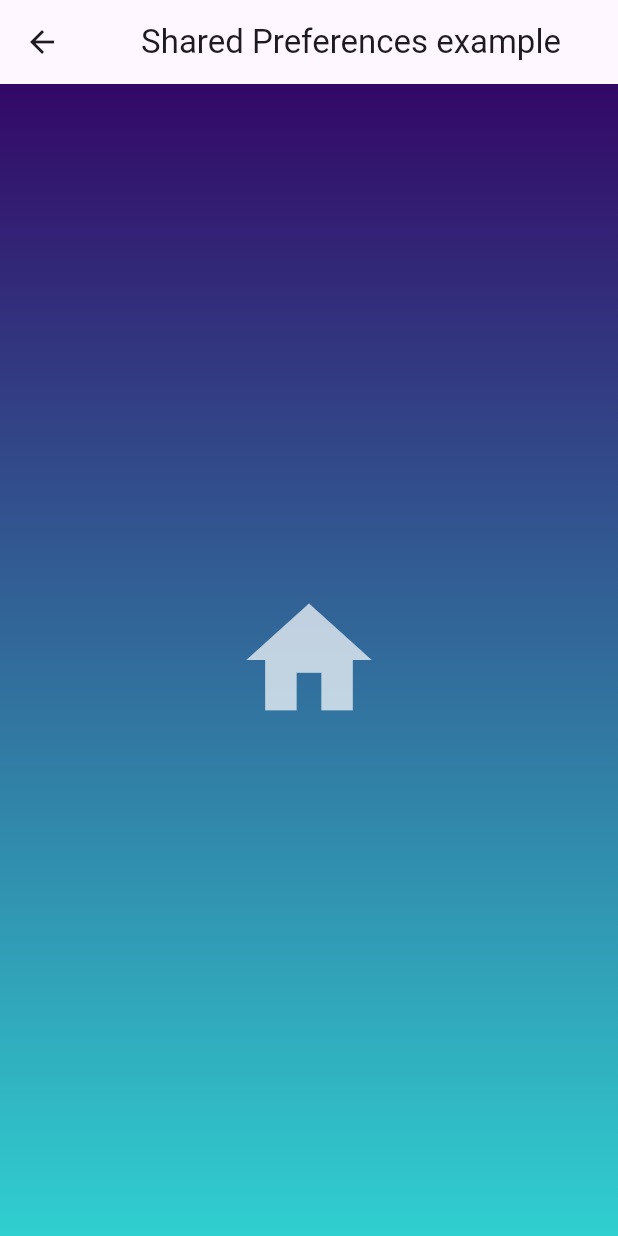
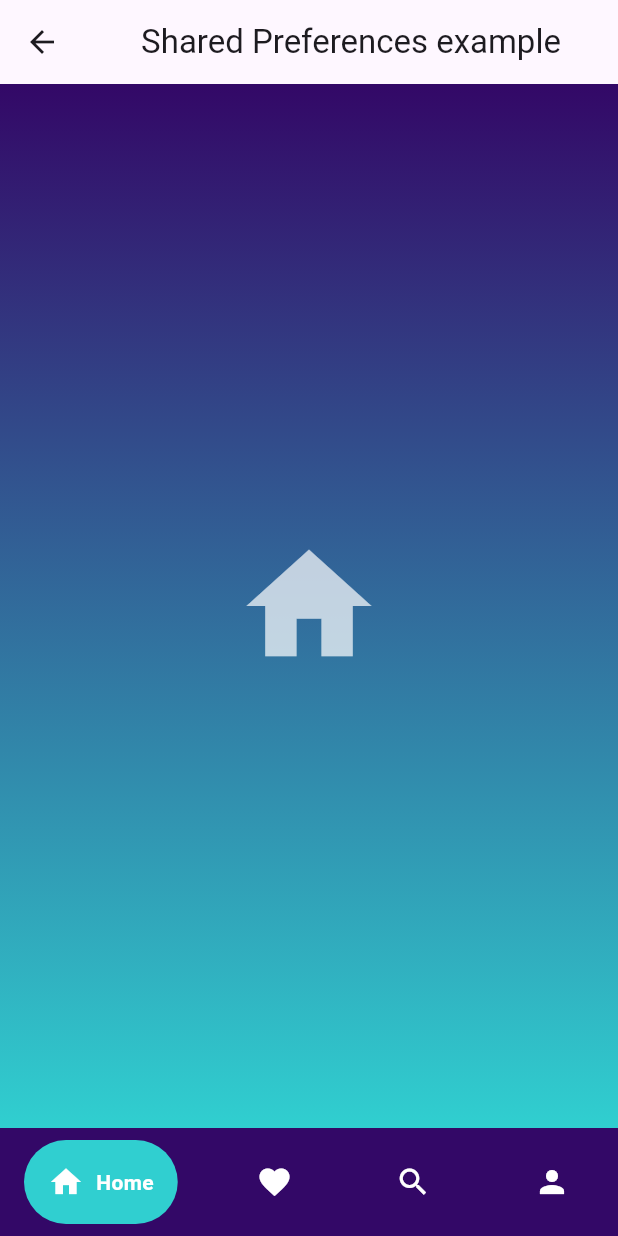
Before and after one commit to maharshi-sinha/Learn_Flutter, a Flutter app: the HomePage screen opened directly, on a phone screen of 412 x 824 dp. Run offline on Flutter 3.47's test engine with Material 3 defaults, Android fonts, the phone set to English and light mode, and no system bars; drawn by our look-alikes of google_nav_bar; our stand-ins replace font_awesome_flutter, shared_preferences; accounts and stored records are empty.

Commit message:
Bottom NavBar

```diff
--- a/lib/main.dart
+++ b/lib/main.dart
@@ -1,4 +1,5 @@
 import 'package:flutter/material.dart';
+import 'package:google_nav_bar/google_nav_bar.dart';
 import 'package:project1/FirstScreen.dart';
 import 'package:project1/screen/IntroScreen.dart';
 import 'package:project1/screen/LoginSP.dart';
@@ -40,7 +41,8 @@ class HomepageState extends State<HomePage> {
   Widget build(BuildContext context) {
     // TODO: implement build
     return Scaffold(
-      appBar: AppBar(title: Center(child: Text("Shared Preferences example"))),
+        appBar:
+            AppBar(title: Center(child: Text("Shared Preferences example"))),
         body: Container(
           decoration: BoxDecoration(
               gradient: LinearGradient(
@@ -59,6 +61,27 @@ class HomepageState extends State<HomePage> {
             ],
           ),
         ),
-    );
+        bottomNavigationBar: Container(
+          color: Color(0xff330867),
+          child: Padding(
+            padding: const EdgeInsets.symmetric(horizontal: 16.0, vertical: 8),
+            child: GNav(
+                backgroundColor: Color(0xff330867),
+                color: Colors.white,
+                activeColor: Colors.white,
+                tabBackgroundColor: Color(0xff30cfd0),
+                padding: EdgeInsets.all(16),
+                gap: 8,
+                onTabChange: (index) {
+                  print(index);
+                },
+                tabs: [
+                  GButton(icon: Icons.home, text: 'Home'),
+                  GButton(icon: Icons.favorite, text: 'Likes'),
+                  GButton(icon: Icons.search, text: 'Search'),
+                  GButton(icon: Icons.person, text: 'Profile'),
+                ]),
+          ),
+        ));
   }
 }
--- a/pubspec.yaml
+++ b/pubspec.yaml
@@ -38,6 +38,7 @@ dependencies:
   intl: ^0.18.1
   font_awesome_flutter: ^10.6.0
   shared_preferences: ^2.2.2
+  google_nav_bar: ^5.0.6
 
 dev_dependencies:
   flutter_test:
```
Also changed, not shown: pubspec.lock. Lines whose indentation alone changed are shown as unchanged.
